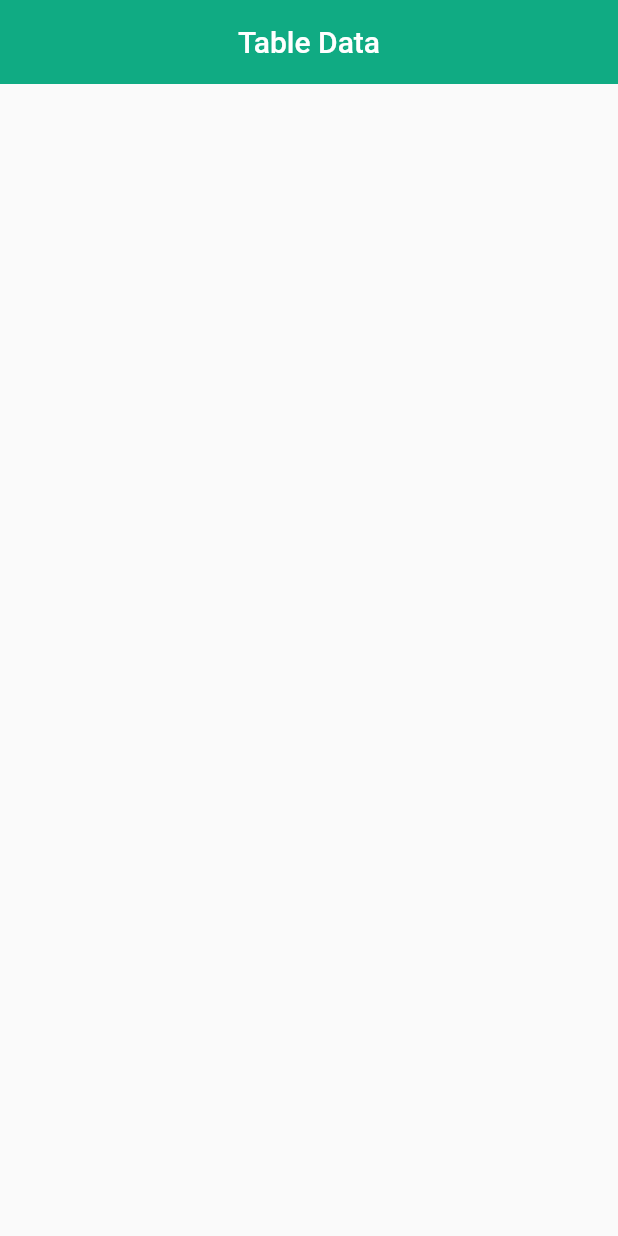
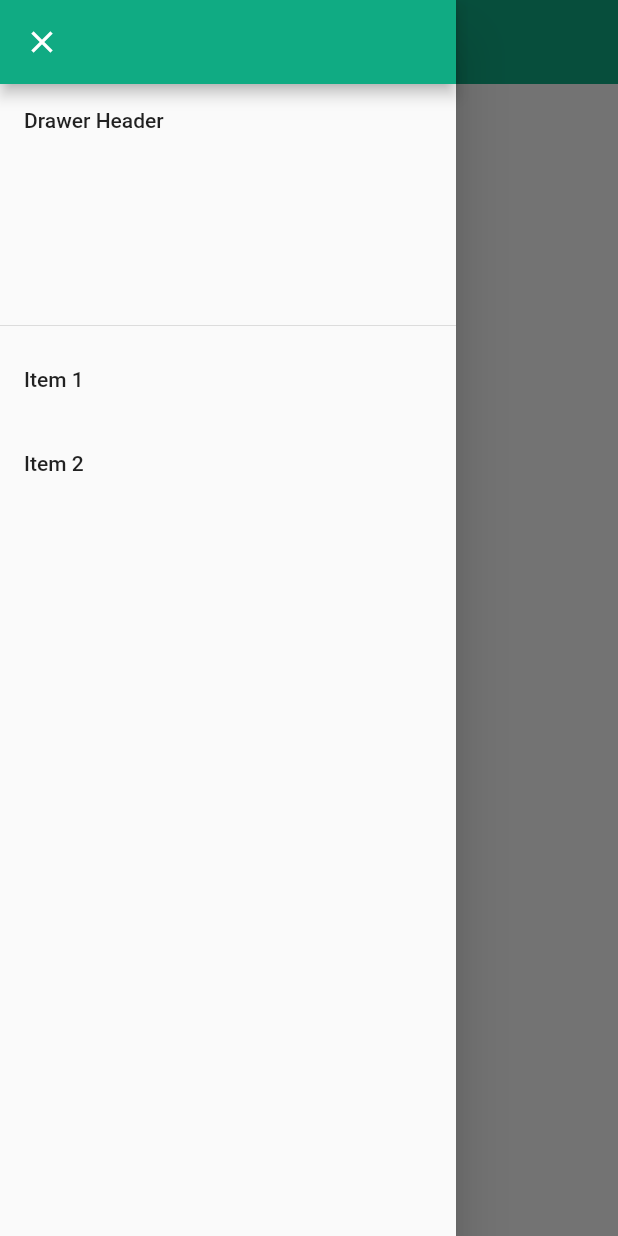
Before and after one commit to najmulmyself/Expandable-Table, a Flutter app: the screen it shows after launch, with the side drawer open (before the commit the screen has no drawer), on a phone screen of 412 x 824 dp. Run offline on Flutter 3.47's test engine with Material 2 defaults, Android fonts, the phone set to English and light mode, and no system bars.

Commit message:
added drawer

```diff
--- /dev/null
+++ b/lib/component/drawer_content.dart
@@ -0,0 +1,36 @@
+import 'package:flutter/material.dart';
+
+class DrawerContent extends StatelessWidget {
+  const DrawerContent({super.key});
+
+  @override
+  Widget build(BuildContext context) {
+    return Scaffold(
+      appBar: AppBar(
+        leading: IconButton(
+          icon: const Icon(Icons.close),
+          onPressed: () => Navigator.pop(context),
+        ),
+      ),
+      body: ListView(
+        children: [
+          const DrawerHeader(
+            child: Text('Drawer Header'),
+          ),
+          ListTile(
+            title: const Text('Item 1'),
+            onTap: () {
+              Navigator.pop(context);
+            },
+          ),
+          ListTile(
+            title: const Text('Item 2'),
+            onTap: () {
+              Navigator.pop(context);
+            },
+          ),
+        ],
+      ),
+    );
+  }
+}
--- a/lib/main.dart
+++ b/lib/main.dart
@@ -9,6 +9,7 @@ class MyApp extends StatelessWidget {
   @override
   Widget build(BuildContext context) {
     return MaterialApp(
+      debugShowCheckedModeBanner: false,
       theme: ThemeData(
         colorScheme: ColorScheme.fromSwatch().copyWith(
           primary: const Color(0xff10AB83),
--- a/lib/screens/homepage.dart
+++ b/lib/screens/homepage.dart
@@ -1,12 +1,26 @@
+import 'package:expandable_table/component/drawer_content.dart';
 import 'package:flutter/material.dart';
 
 class ShowTable extends StatelessWidget {
-  const ShowTable({super.key});
+  ShowTable({super.key});
+  final _scaffoldKey = GlobalKey<ScaffoldState>();
+  void openDrawer() {
+    _scaffoldKey.currentState!.openDrawer();
+  }
 
   @override
   Widget build(BuildContext context) {
     return Scaffold(
+      key: _scaffoldKey,
+      drawer: Drawer(
+        child: DrawerContent(),
+      ),
       appBar: AppBar(
+        leading: IconButton(
+          icon: const Icon(Icons.abc),
+          onPressed: () => Scaffold.of(context).openDrawer(),
+        ),
+        // leading: Icon(Icons.abc),
         title: const Text('Table Data'),
         centerTitle: true,
         elevation: 0,
```
